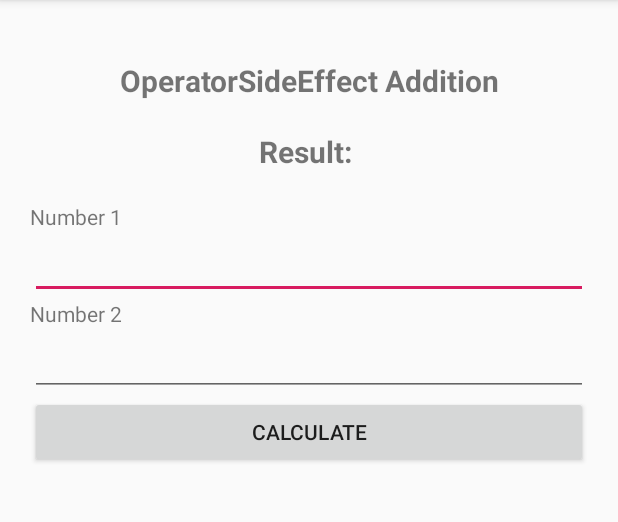
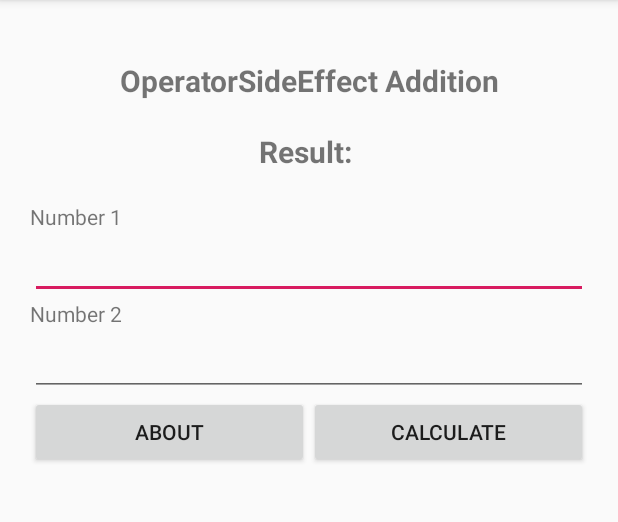
Before and after one commit to phuong-tran/statemachine_transition_fragments, an Android app: the screen it shows after launch (MainActivity), after a tap on "ADDITION", on a phone screen of 412 x 824 dp, the part 84-606 px from its top. Run offline under Robolectric (Android 15) with nearby library versions, the phone set to English and light mode, and no system bars.

```diff
--- a/app/src/main/AndroidManifest.xml
+++ b/app/src/main/AndroidManifest.xml
@@ -9,7 +9,7 @@
         android:roundIcon="@mipmap/ic_launcher_round"
         android:supportsRtl="true"
         android:theme="@style/AppTheme">
-        <activity android:name=".ui.activities.MainActivity">
+        <activity android:name=".ui.activities.main.MainActivity">
             <intent-filter>
                 <action android:name="android.intent.action.MAIN" />
 
--- a/app/src/main/java/com/pt/statemachinedemo/ui/activities/MainActivity.kt
+++ b/app/src/main/java/com/pt/statemachinedemo/ui/activities/main/MainActivity.kt
@@ -1,4 +1,4 @@
-package com.pt.statemachinedemo.ui.activities
+package com.pt.statemachinedemo.ui.activities.main
 
 import android.os.Bundle
 import com.pt.statemachinedemo.R
--- a/app/src/main/java/com/pt/statemachinedemo/ui/fragments/MathOperatorFragment.kt
+++ b/app/src/main/java/com/pt/statemachinedemo/ui/fragments/MathOperatorFragment.kt
@@ -45,6 +45,10 @@ class MathOperatorFragment : BaseStateFragment() {
                 DIVISION -> updateResult(numbers.first / numbers.second)
             }
         }
+
+        btnAbout.setOnClickListener {
+            changeStateWithEvent(State.AboutState, Event.EmptyEvent)
+        }
     }
 
     private fun getNumbers(): Pair<Double, Double> {
--- a/app/src/main/java/common/StateHelper.kt
+++ b/app/src/main/java/common/StateHelper.kt
@@ -8,6 +8,7 @@ const val DIVISION = 4
 sealed class State {
     object MainDashBoardState : State()
     object CalculateState : State()
+    object AboutState: State()
 }
 
 sealed class Event {
--- a/app/src/main/res/layout/activity_main.xml
+++ b/app/src/main/res/layout/activity_main.xml
@@ -1,11 +1,10 @@
 <?xml version="1.0" encoding="utf-8"?>
 <LinearLayout xmlns:android="http://schemas.android.com/apk/res/android"
-    xmlns:app="http://schemas.android.com/apk/res-auto"
     xmlns:tools="http://schemas.android.com/tools"
     android:layout_width="match_parent"
     android:layout_height="match_parent"
     android:orientation="vertical"
-    tools:context=".ui.activities.MainActivity">
+    tools:context=".ui.activities.main.MainActivity">
 
 
     <LinearLayout
--- a/app/src/main/res/layout/fragment_math_operator.xml
+++ b/app/src/main/res/layout/fragment_math_operator.xml
@@ -3,9 +3,9 @@
     android:layout_width="match_parent"
     android:layout_height="match_parent"
     android:layout_marginStart="20dp"
+    android:layout_marginTop="40dp"
     android:layout_marginEnd="20dp"
-    android:orientation="vertical"
-    android:layout_marginTop="40dp">
+    android:orientation="vertical">
 
     <LinearLayout
         android:layout_width="match_parent"
@@ -15,23 +15,23 @@
 
         <TextView
             android:id="@+id/textOperator"
-            android:gravity="center"
             android:layout_width="match_parent"
             android:layout_height="wrap_content"
+            android:layout_marginBottom="20dp"
+            android:gravity="center"
+            android:text="Operator: "
             android:textSize="20sp"
-            android:layout_marginBottom="20dp"
-            android:textStyle="bold"
-            android:text="Operator: " />
+            android:textStyle="bold" />
 
         <TextView
             android:id="@+id/textResult"
-            android:gravity="center"
             android:layout_width="match_parent"
             android:layout_height="wrap_content"
+            android:layout_marginBottom="20dp"
+            android:gravity="center"
+            android:text="Result: "
             android:textSize="20sp"
-            android:layout_marginBottom="20dp"
-            android:textStyle="bold"
-            android:text="Result: " />
+            android:textStyle="bold" />
 
         <TextView
             android:layout_width="match_parent"
@@ -66,17 +66,19 @@
         android:orientation="horizontal">
 
         <Button
+            android:id="@+id/btnAbout"
+            android:layout_width="0dp"
+            android:layout_height="wrap_content"
+            android:layout_weight="1"
+            android:text="About" />
+
+        <Button
             android:id="@+id/btnCalculate"
             android:layout_width="0dp"
             android:layout_height="wrap_content"
             android:layout_weight="1"
             android:text="Calculate" />
+
+
     </LinearLayout>
 </LinearLayout>
-
-    <!-- <Button
-         android:id="@+id/btnQuit"
-         android:layout_width="0dp"
-         android:layout_height="wrap_content"
-         android:layout_weight="1"
-         android:text="Quit" />-->
```
Also changed, not shown: app/src/main/java/com/pt/statemachinedemo/ui/activities/main/Helper.kt (renamed from app/src/main/java/com/pt/statemachinedemo/ui/activities/Helper.kt, +19 -1 lines), app/src/main/java/com/pt/statemachinedemo/ui/fragments/AboutFragment.kt (added, +20 -0 lines), app/src/main/res/layout/about.xml (added, +14 -0 lines).
